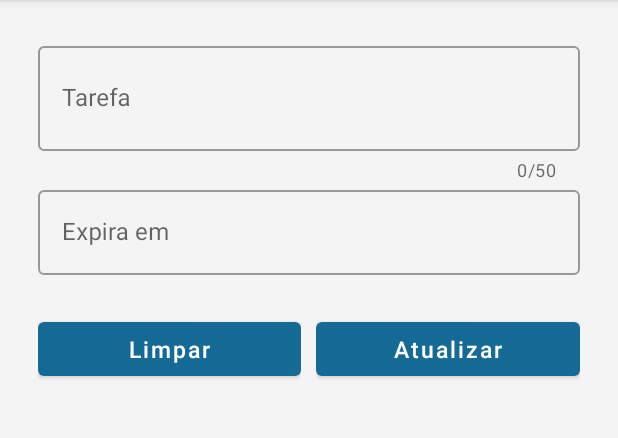
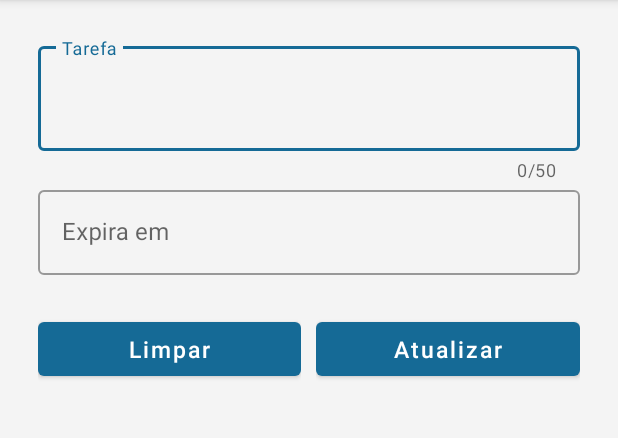
Before and after one commit to omouravictor/android-my-tasks, an Android app: the UpdateActivity screen opened directly, with no data from a screen before it, on a phone screen of 412 x 824 dp, the part 84-522 px from its top. Run offline under Robolectric (Android 15) with nearby library versions, the phone set to English and light mode, and no system bars; 2 statements that could not run were skipped.

```diff
--- a/app/src/main/java/com/example/tasks/MyFunctions.java
+++ b/app/src/main/java/com/example/tasks/MyFunctions.java
@@ -15,10 +15,7 @@ import java.util.Calendar;
 
 public class MyFunctions {
 
-    EditText etFocus;
-
-    public MyFunctions(EditText etFocus) {
-        this.etFocus = etFocus;
+    public MyFunctions() {
     }
 
     public void hideKeyboard(@NonNull Context context, @NonNull View view) {
@@ -42,7 +39,6 @@ public class MyFunctions {
         etDate.setOnClickListener(v -> {
             datePickerDialog.show();
             hideKeyboard(context, v);
-            etFocus.requestFocus();
         });
     }
 
@@ -50,7 +46,6 @@ public class MyFunctions {
         btnClear.setOnClickListener(v -> {
             etTask.setText("");
             etDate.setText("");
-            etFocus.requestFocus();
         });
     }
 
--- a/app/src/main/java/com/example/tasks/UpdateActivity.java
+++ b/app/src/main/java/com/example/tasks/UpdateActivity.java
@@ -11,7 +11,7 @@ import android.widget.Toast;
 public class UpdateActivity extends AppCompatActivity {
 
     MyFunctions myFunctions;
-    EditText etTask, etSlaDate, etFocus;
+    EditText etTask, etSlaDate;
     Button btnClear, btnUpdate;
     TaskModel task;
     int position;
@@ -21,26 +21,28 @@ public class UpdateActivity extends AppCompatActivity {
         super.onCreate(savedInstanceState);
         setContentView(R.layout.activity_update);
         init();
-        getAndSetIntentData();
-        setOnClickBtnUpdateListener();
-        myFunctions.setOnClickEtDateListener(this, etSlaDate);
-        myFunctions.setOnClickBtnClearListener(btnClear, etTask, etSlaDate);
     }
 
     private void init() {
+        myFunctions = new MyFunctions();
         etTask = findViewById(R.id.etTaskUpdate);
         etSlaDate = findViewById(R.id.etSlaDateUpdate);
-        etFocus = findViewById(R.id.etFocusUpdate);
-        myFunctions = new MyFunctions(etFocus);
         btnClear = findViewById(R.id.btnClearUpdate);
         btnUpdate = findViewById(R.id.btnUpdate);
+
         myFunctions.setActionDoneButton(etTask);
-        etFocus.requestFocus();
+        myFunctions.setOnClickEtDateListener(this, etSlaDate);
+        myFunctions.setOnClickBtnClearListener(btnClear, etTask, etSlaDate);
+
+        getAndSetIntentData();
+        setOnClickBtnUpdateListener();
     }
 
     private void getAndSetIntentData() {
-        position = getIntent().getIntExtra("position", 0);
-        task = getIntent().getParcelableExtra("task");
+        Intent intent = getIntent();
+        position = intent.getIntExtra("position", 0);
+        task = intent.getParcelableExtra("task");
+
         etTask.setText(task.getName());
         etTask.setSelection(etTask.getText().length());
         etSlaDate.setText(task.getSlaDate());
--- a/app/src/main/res/layout/activity_update.xml
+++ b/app/src/main/res/layout/activity_update.xml
@@ -102,11 +102,4 @@
 
     </LinearLayout>
 
-    <EditText
-        android:id="@+id/etFocusUpdate"
-        android:layout_width="0dp"
-        android:layout_height="0dp"
-        app:layout_constraintBottom_toBottomOf="parent"
-        app:layout_constraintStart_toStartOf="parent" />
-
 </androidx.constraintlayout.widget.ConstraintLayout>
```
Also changed, not shown: app/src/main/java/com/example/tasks/AddActivity.java (+7 -6 lines), app/src/main/java/com/example/tasks/MainActivity.java (+17 -18 lines), app/src/main/res/layout/activity_add.xml (+0 -7 lines).
